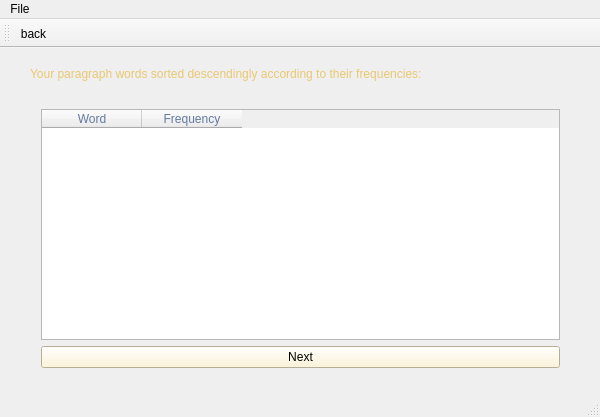
This is SortDesc.ui in Rrr3rrr2004/Word-Frequency-Count as Qt 5 draws it before an edit. The edited form follows.
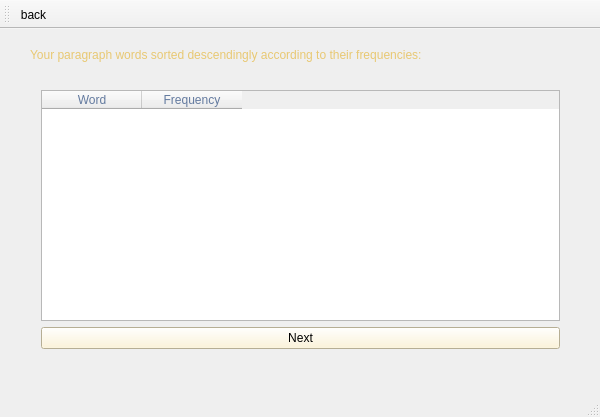
This is the edited form. Icons and pictures are not drawn.

What changed in the file:
```diff
--- a/SortDesc.ui
+++ b/SortDesc.ui
@@ -74,23 +74,6 @@
     </layout>
    </widget>
   </widget>
-  <widget class="QMenuBar" name="menuBar">
-   <property name="geometry">
-    <rect>
-     <x>0</x>
-     <y>0</y>
-     <width>600</width>
-     <height>21</height>
-    </rect>
-   </property>
-   <widget class="QMenu" name="menuFile">
-    <property name="title">
-     <string>File</string>
-    </property>
-    <addaction name="back"/>
-   </widget>
-   <addaction name="menuFile"/>
-  </widget>
   <widget class="QToolBar" name="mainToolBar">
    <attribute name="toolBarArea">
     <enum>TopToolBarArea</enum>
```
